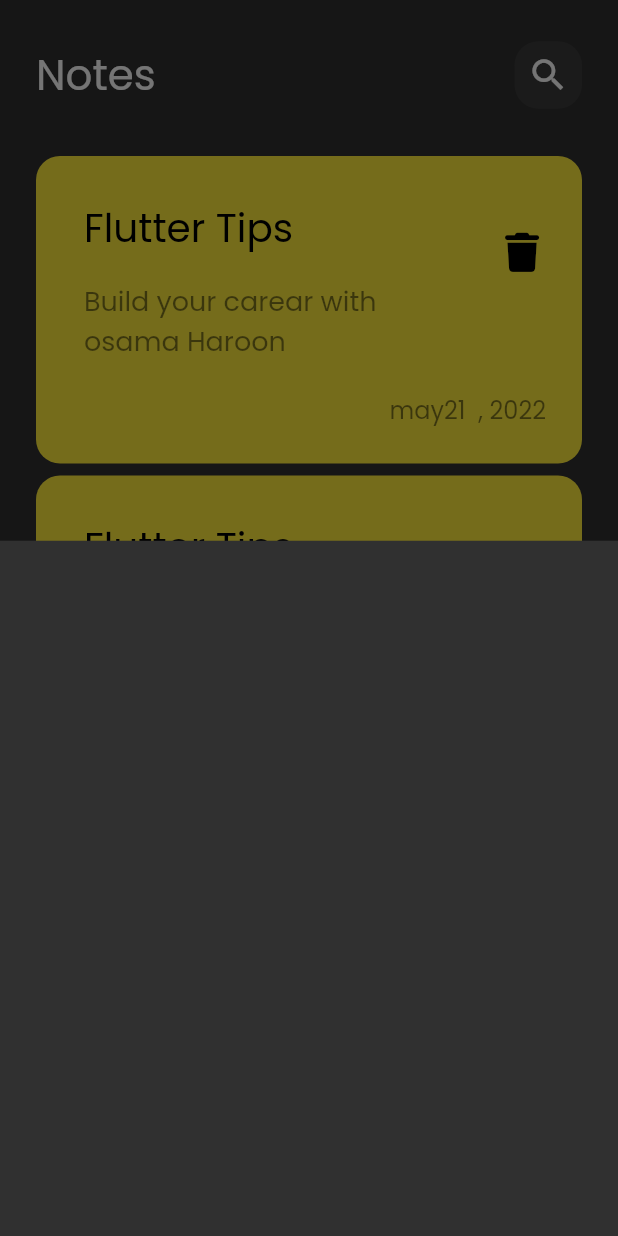
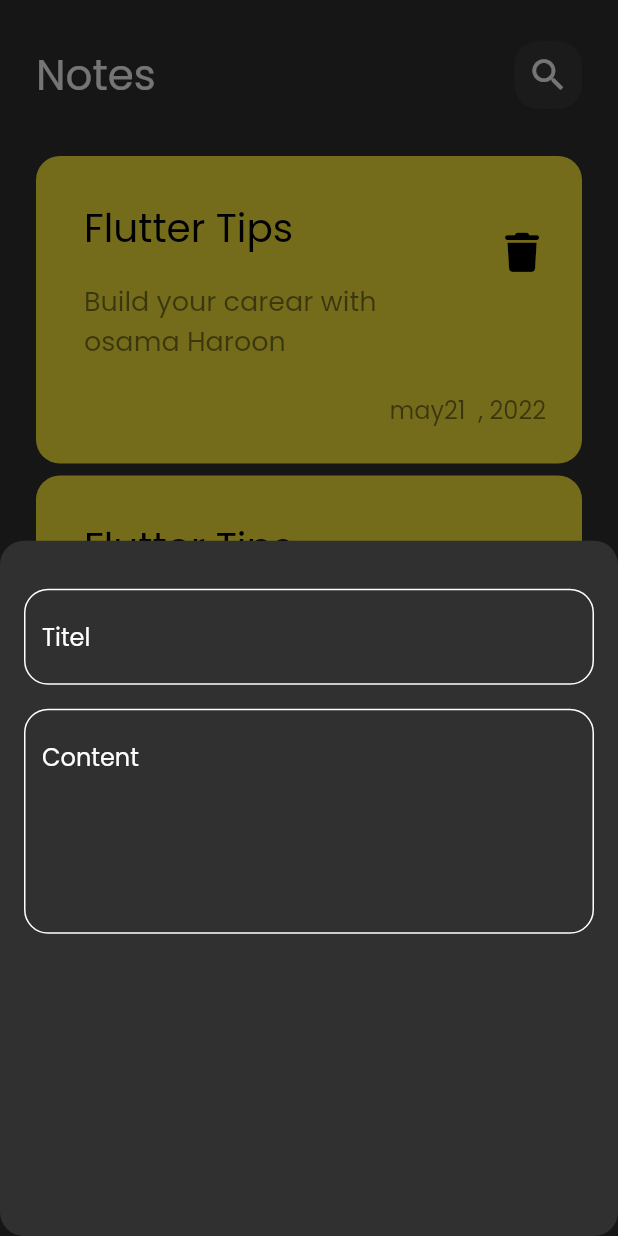
Before and after one commit to usamaaboHaroon/noteapp, a Flutter app: the screen it shows after launch, after a tap on the "add" icon, on a phone screen of 412 x 824 dp. Run offline on Flutter 3.47's test engine with Material 2 defaults, Android fonts, the phone set to English and light mode, and no system bars; our stand-ins replace font_awesome_flutter.

Commit message:
add fields to notes bottom sheet

```diff
--- a/lib/views/add_note_bottom_sheet.dart
+++ b/lib/views/add_note_bottom_sheet.dart
@@ -1,10 +1,30 @@
 import 'package:flutter/material.dart';
+import 'package:note_app/views/widgets/custom_text_field.dart';
 
 class AddnoteBottomSheet extends StatelessWidget {
   const AddnoteBottomSheet({super.key});
 
   @override
   Widget build(BuildContext context) {
-    return Container();
+    return Padding(
+      padding: const EdgeInsets.symmetric(horizontal: 16),
+      child: Column(
+        children: const [
+          SizedBox(
+            height: 32,
+          ),
+          CustomTextField(
+            hint: 'Titel',
+          ),
+          SizedBox(
+            height: 16,
+          ),
+          CustomTextField(
+            hint: 'Content',
+            maxLines: 5,
+          ),
+        ],
+      ),
+    );
   }
 }
--- a/lib/views/note_views.dart
+++ b/lib/views/note_views.dart
@@ -12,9 +12,11 @@ class NotesView extends StatelessWidget {
       floatingActionButton: FloatingActionButton(
         onPressed: () {
           showModalBottomSheet(
+              shape: RoundedRectangleBorder(
+                  borderRadius: BorderRadius.circular(16)),
               context: context,
               builder: (context) {
-                return AddnoteBottomSheet();
+                return const AddnoteBottomSheet();
               });
         },
         child: const Icon(Icons.add),
--- /dev/null
+++ b/lib/views/widgets/custom_text_field.dart
@@ -0,0 +1,30 @@
+import 'package:flutter/material.dart';
+import 'package:note_app/views/widgets/constants.dart';
+
+class CustomTextField extends StatelessWidget {
+  const CustomTextField({super.key, required this.hint, this.maxLines = 1});
+  final String hint;
+  final int maxLines;
+  @override
+  Widget build(BuildContext context) {
+    return TextField(
+      cursorColor: KPrimaryColor,
+      maxLines: maxLines,
+      decoration: InputDecoration(
+        hintText: hint,
+        hintStyle: const TextStyle(color: Colors.white),
+        border: buildBorder(),
+        enabledBorder: buildBorder(),
+        focusedBorder: buildBorder(KPrimaryColor),
+      ),
+    );
+  }
+
+  OutlineInputBorder buildBorder([Color]) {
+    return OutlineInputBorder(
+        borderSide: BorderSide(
+          color: Color ?? Colors.white,
+        ),
+        borderRadius: BorderRadius.circular(16));
+  }
+}
```
